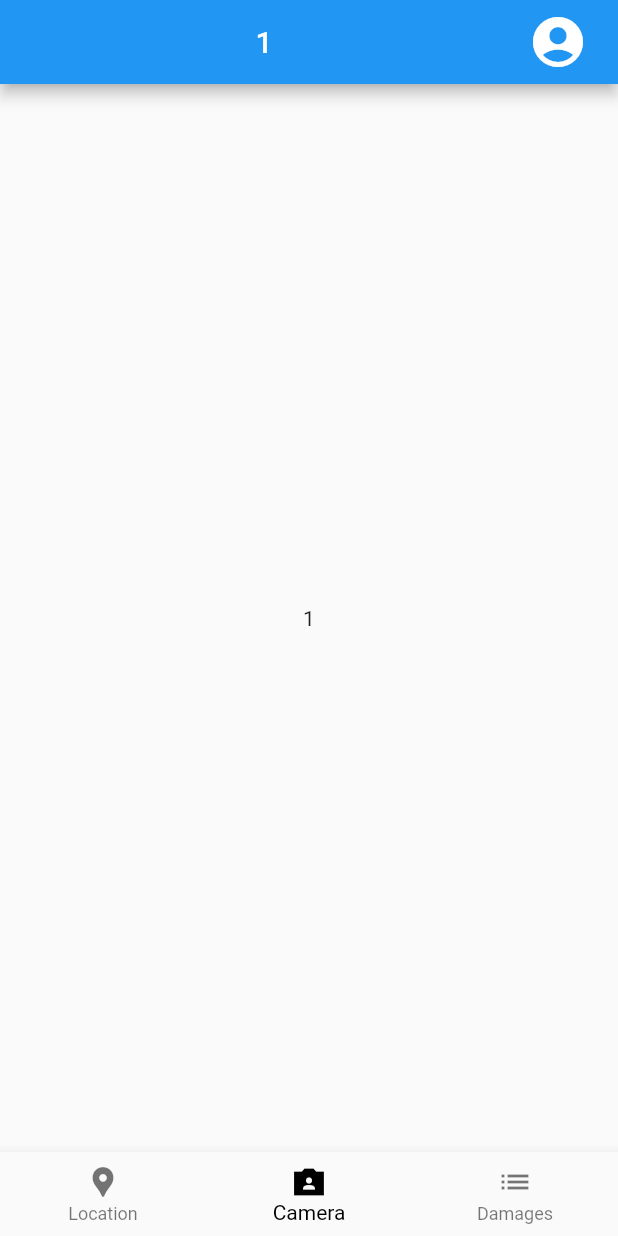
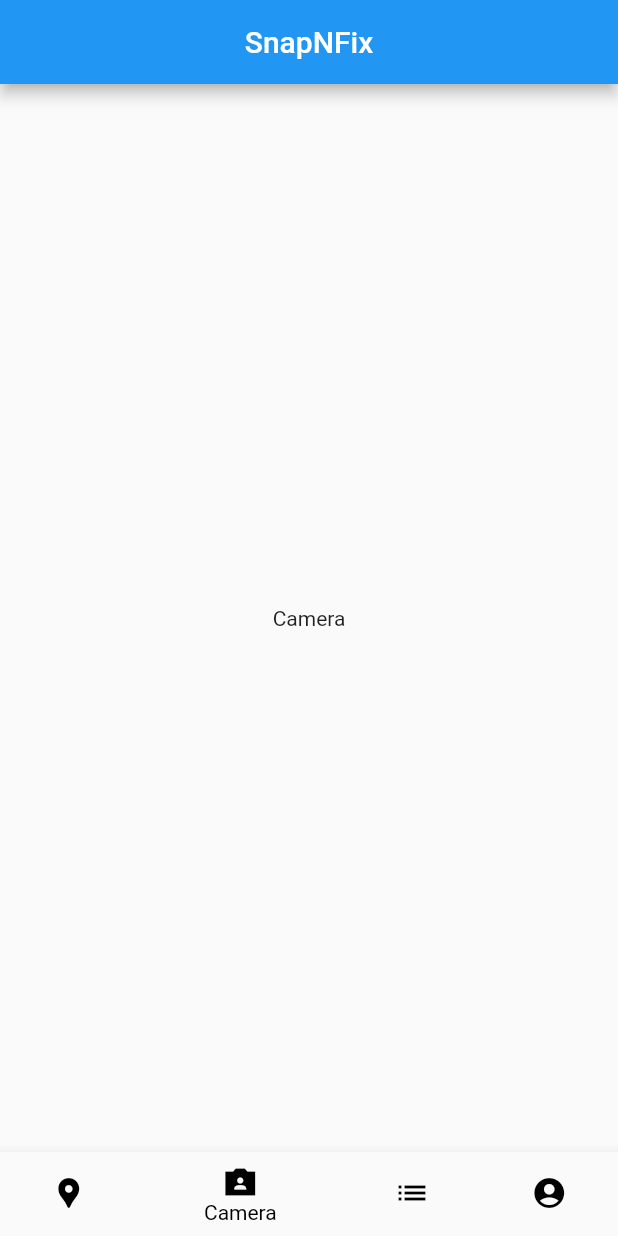
Before and after one commit to Gajjela-Koushik-Reddy/snapNfix, a Flutter app: the screen it shows after launch, on a phone screen of 412 x 824 dp. Run offline on Flutter 3.47's test engine with Material 2 defaults, Android fonts, the phone set to English and light mode, and no system bars.

Commit message:
Completed Navigation to all pages

```diff
--- a/snapnfix/lib/main.dart
+++ b/snapnfix/lib/main.dart
@@ -1,4 +1,9 @@
+import 'package:flutter/foundation.dart';
 import 'package:flutter/material.dart';
+import 'package:snapnfix/views/camera.dart';
+import 'package:snapnfix/views/list.dart';
+import 'package:snapnfix/views/location.dart';
+import 'package:snapnfix/views/user.dart';
 
 void main() {
   runApp(const MyApp());
@@ -29,36 +34,73 @@ class _MyHomePageState extends State<MyHomePage> {
   void _onItemTapped(int index) {
     setState(() {
       _selectedIndex = index;
+      if (kDebugMode) {
+        print("on tapped, set state function: $index");
+      }
+      pageController.animateToPage(_selectedIndex,
+          duration: const Duration(milliseconds: 500), curve: Curves.ease);
     });
+  }
+
+  PageController pageController = PageController(
+    initialPage: 1,
+    keepPage: false,
+  );
+
+  Widget buildBottomNavigation() {
+    return BottomNavigationBar(
+      items: const <BottomNavigationBarItem>[
+        BottomNavigationBarItem(
+            icon: Icon(
+              Icons.location_pin,
+              color: Colors.black,
+            ),
+            label: "Location"),
+        BottomNavigationBarItem(
+            icon: Icon(
+              Icons.photo_camera_front_sharp,
+              color: Colors.black,
+            ),
+            label: "Camera"),
+        BottomNavigationBarItem(
+            icon: Icon(
+              Icons.list,
+              color: Colors.black,
+            ),
+            label: "Damages"),
+        BottomNavigationBarItem(
+            icon: Icon(
+              Icons.account_circle,
+              color: Colors.black,
+            ),
+            label: "Profile"),
+      ],
+      currentIndex: _selectedIndex,
+      selectedItemColor: Colors.black,
+      onTap: _onItemTapped,
+    );
+  }
+
+  Widget buildPageView() {
+    return PageView(
+      controller: pageController,
+      children: const [
+        DamageLocationView(),
+        CameraView(),
+        DamageListView(),
+        UserProfileView()
+      ],
+    );
   }
 
   @override
   Widget build(BuildContext context) {
     return Scaffold(
       appBar: AppBar(
-        title: Center(child: Text("$_selectedIndex")),
-        actions: const [
-          Padding(
-            padding: EdgeInsets.only(right: 20.0),
-            child: Icon(Icons.account_circle, size: 40),
-          )
-        ],
+        title: const Center(child: Text("SnapNFix")),
       ),
-      body: Center(
-        child: Text("$_selectedIndex"),
-      ),
-      bottomNavigationBar: BottomNavigationBar(
-        items: const <BottomNavigationBarItem>[
-          BottomNavigationBarItem(
-              icon: Icon(Icons.location_pin), label: "Location"),
-          BottomNavigationBarItem(
-              icon: Icon(Icons.photo_camera_front_sharp), label: "Camera"),
-          BottomNavigationBarItem(icon: Icon(Icons.list), label: "Damages"),
-        ],
-        currentIndex: _selectedIndex,
-        selectedItemColor: Colors.black,
-        onTap: _onItemTapped,
-      ),
+      body: buildPageView(),
+      bottomNavigationBar: buildBottomNavigation(),
     );
   }
 }
--- /dev/null
+++ b/snapnfix/lib/views/camera.dart
@@ -0,0 +1,15 @@
+import 'package:flutter/material.dart';
+
+class CameraView extends StatefulWidget {
+  const CameraView({super.key});
+
+  @override
+  State<CameraView> createState() => _CameraViewState();
+}
+
+class _CameraViewState extends State<CameraView> {
+  @override
+  Widget build(BuildContext context) {
+    return const Center(child: Text("Camera"));
+  }
+}
```
Also changed, not shown: snapnfix/lib/views/list.dart (added, +15 -0 lines), snapnfix/lib/views/location.dart (added, +15 -0 lines), snapnfix/lib/views/user.dart (added, +15 -0 lines).
